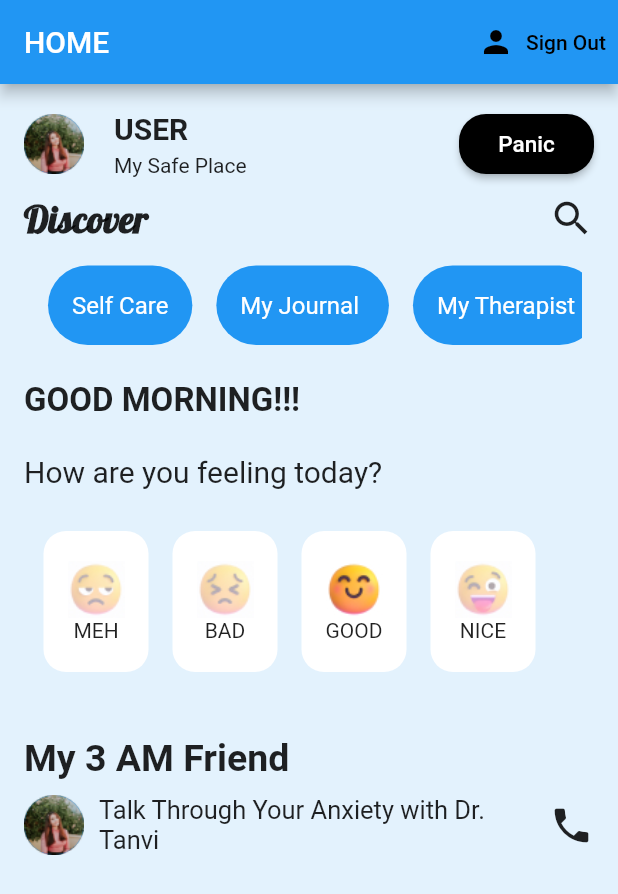
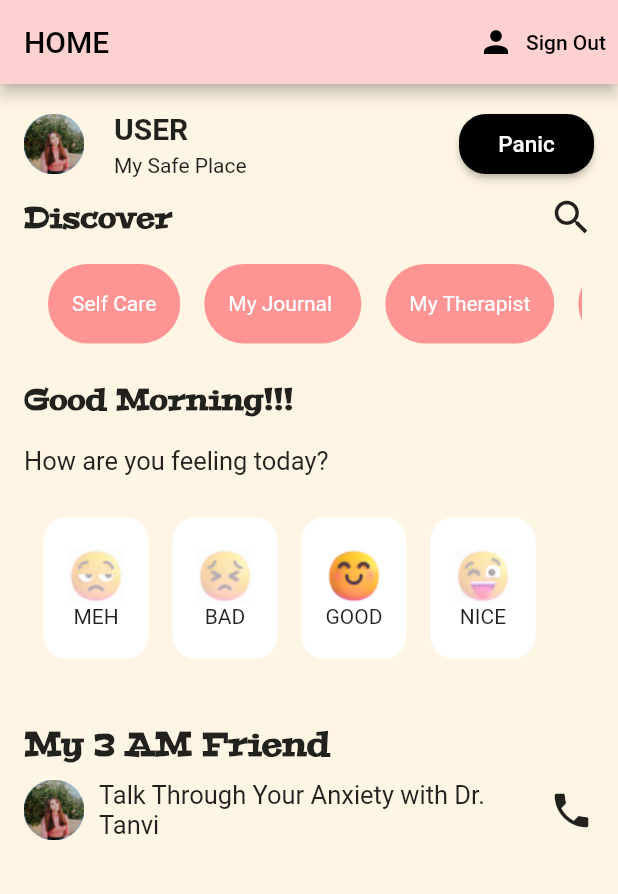
Before and after one commit to brisingr24/Serenity, a Flutter app: the Home screen opened directly, on a phone screen of 412 x 824 dp. Shown: the top 894 px of the screen. Run offline on Flutter 3.47's test engine with Material 2 defaults, Android fonts, the phone set to English and light mode, and no system bars; our stand-ins replace animated_bottom_navigation_bar, carousel_slider, cloud_firestore, date_time_picker, firebase_auth, firebase_core and 4 more; missing offline and left inert: circular_menu, flutter_phone_direct_caller, kommunicate_flutter; accounts and stored records are empty.

Commit message:
More UI changes

```diff
--- a/lib/screens/mains/home.dart
+++ b/lib/screens/mains/home.dart
@@ -28,10 +28,10 @@ class _HomeState extends State<Home> {
     'My Music'
   ];
 
-   _callNumber() async{
-  const number = '+919136711710'; //set the number here
-  bool? res = await FlutterPhoneDirectCaller.callNumber(number);
-}
+  _callNumber() async {
+    const number = '+919136711710'; //set the number here
+    bool? res = await FlutterPhoneDirectCaller.callNumber(number);
+  }
 
   @override
   Widget build(BuildContext context) {
@@ -39,8 +39,11 @@ class _HomeState extends State<Home> {
     return Scaffold(
       appBar: AppBar(
         automaticallyImplyLeading: false,
-        backgroundColor: Colors.blue,
-        title: Text("HOME"),
+        backgroundColor: Color(0xFFFFD1D1),
+        title: Text(
+          "HOME",
+          style: TextStyle(color: Colors.black),
+        ),
         actions: <Widget>[
           TextButton.icon(
               label: const Text(
@@ -59,7 +62,7 @@ class _HomeState extends State<Home> {
       body: Container(
         padding: EdgeInsets.all(16),
         constraints: BoxConstraints.expand(),
-        color: Colors.blue[50],
+        color: Color(0xFFFFF5E4),
         child: Column(
           children: [
             Container(
@@ -129,9 +132,9 @@ class _HomeState extends State<Home> {
                         Text(
                           'Discover',
                           style: TextStyle(
-                              fontSize: 25,
+                              fontSize: 20,
                               fontWeight: FontWeight.bold,
-                              fontFamily: 'Lobster'),
+                              fontFamily: 'peralta'),
                         ),
                         Icon(
                           Icons.search,
@@ -157,15 +160,17 @@ class _HomeState extends State<Home> {
                     Padding(
                       padding: const EdgeInsets.fromLTRB(0, 8, 0, 8),
                       child: Text(
-                        'GOOD MORNING!!!',
+                        'Good Morning!!!',
                         style: TextStyle(
-                            fontSize: 22, fontWeight: FontWeight.bold),
+                            fontSize: 20,
+                            fontWeight: FontWeight.bold,
+                            fontFamily: 'peralta'),
                       ),
                     ),
-                    SizedBox(height: 15),
+                    SizedBox(height: 10),
                     Text(
                       'How are you feeling today?',
-                      style: TextStyle(fontSize: 20),
+                      style: TextStyle(fontSize: 17),
                     ),
                     SizedBox(
                       height: 15,
@@ -199,7 +204,6 @@ class _HomeState extends State<Home> {
                                     });
                                   }),
                                   child: MoodItem(
-
                                     image: "images/mood_bad.jpg",
                                     moodtext: "BAD",
                                   )),
@@ -239,8 +243,7 @@ class _HomeState extends State<Home> {
                         height: 200,
                         child: ClipRRect(
                             borderRadius: BorderRadius.circular(30),
-                            child:
-                                Image.asset(quoteImage)),
+                            child: Image.asset(quoteImage)),
                       ),
                     ),
                     SizedBox(
@@ -248,8 +251,10 @@ class _HomeState extends State<Home> {
                     ),
                     Text(
                       'My 3 AM Friend',
-                      style:
-                          TextStyle(fontSize: 25, fontWeight: FontWeight.bold),
+                      style: TextStyle(
+                          fontSize: 22,
+                          fontWeight: FontWeight.bold,
+                          fontFamily: 'peralta'),
                     ),
                     Container(
                       padding: EdgeInsets.fromLTRB(0, 10, 0, 10),
--- a/lib/widgets/catergory_item.dart
+++ b/lib/widgets/catergory_item.dart
@@ -1,14 +1,14 @@
 import 'package:flutter/material.dart';
 
 class CategoryItem extends StatelessWidget {
-  const CategoryItem({ Key? key ,required this.item}) : super(key: key);
+  const CategoryItem({Key? key, required this.item}) : super(key: key);
   final String item;
   @override
   Widget build(BuildContext context) {
     return Container(
       decoration: BoxDecoration(
         borderRadius: BorderRadius.circular(32),
-                        color: Colors.blue,
+        color: Color(0xFFFF9494),
       ),
       padding: const EdgeInsets.all(16),
       margin: const EdgeInsets.all(8),
@@ -17,7 +17,7 @@ class CategoryItem extends StatelessWidget {
           item,
           style: const TextStyle(
             color: Colors.white,
-                            fontSize: 16,
+            fontSize: 14,
           ),
         ),
       ),
--- a/lib/widgets/postDisplay.dart
+++ b/lib/widgets/postDisplay.dart
@@ -67,9 +67,9 @@ class _PostDisplayState extends State<PostDisplay> {
                             }
                             return Container(
                               decoration: BoxDecoration(
-                                color: Colors.white,
-                                borderRadius: BorderRadius.circular(20.0),
-                              ),
+                                  color: Colors.white,
+                                  borderRadius: BorderRadius.circular(20.0),
+                                  border: Border.all(color: Colors.black)),
                               child: Padding(
                                 padding: const EdgeInsets.all(8.0),
                                 child: Column(
```
Also changed, not shown: lib/screens/aboutus.dart (+29 -16 lines), lib/screens/landing.dart (+34 -25 lines), lib/screens/mains/explore.dart (+23 -17 lines), lib/screens/mains/forum.dart (+15 -8 lines), lib/screens/mains/profile.dart (+11 -9 lines), pubspec.yaml (+9 -0 lines), fonts/raleway.ttf (added), fonts/secular.ttf (added), fonts/silkscreen.ttf (added), pubspec.lock, 4 other files. Lines whose indentation alone changed are shown as unchanged.
